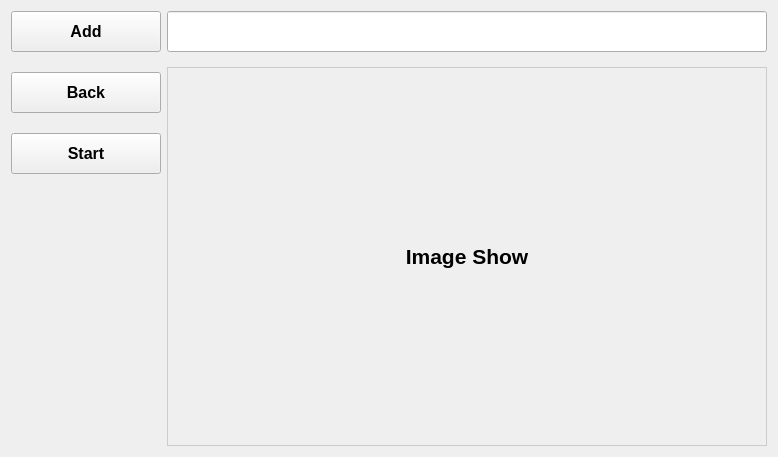
Trainerchan/TASDASDLSA123QWI1823, file ui/thirdui.ui: the form before one commit.
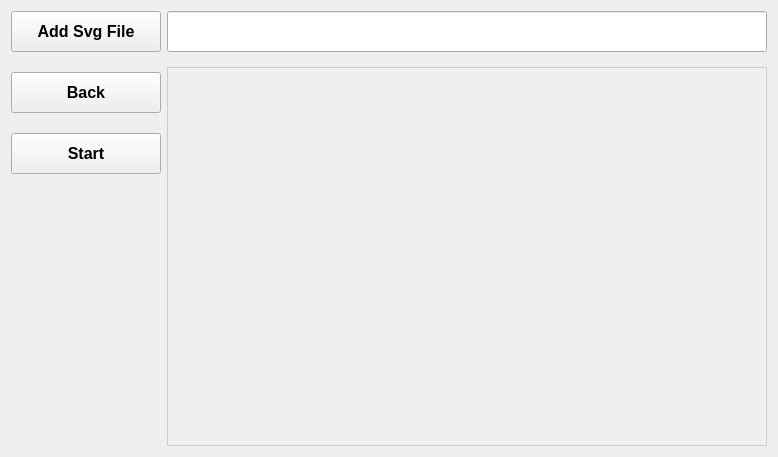
The form after the commit.

What changed in the file:
```diff
--- a/ui/thirdui.ui
+++ b/ui/thirdui.ui
@@ -42,7 +42,7 @@
         </font>
        </property>
        <property name="text">
-        <string>Add</string>
+        <string>Add Svg File</string>
        </property>
       </widget>
      </item>
@@ -143,7 +143,7 @@
         </font>
        </property>
        <property name="text">
-        <string>Image Show</string>
+        <string/>
        </property>
        <property name="scaledContents">
         <bool>true</bool>
```
